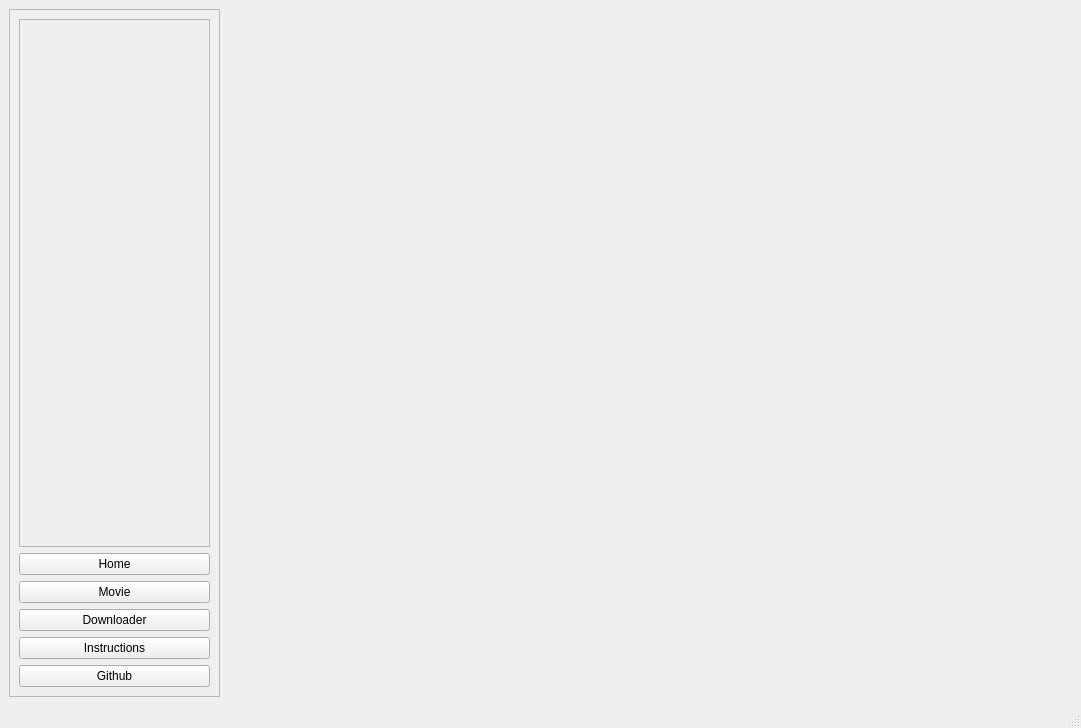
upekshaip/movie-downloader, file ux.ui: the form before one commit.
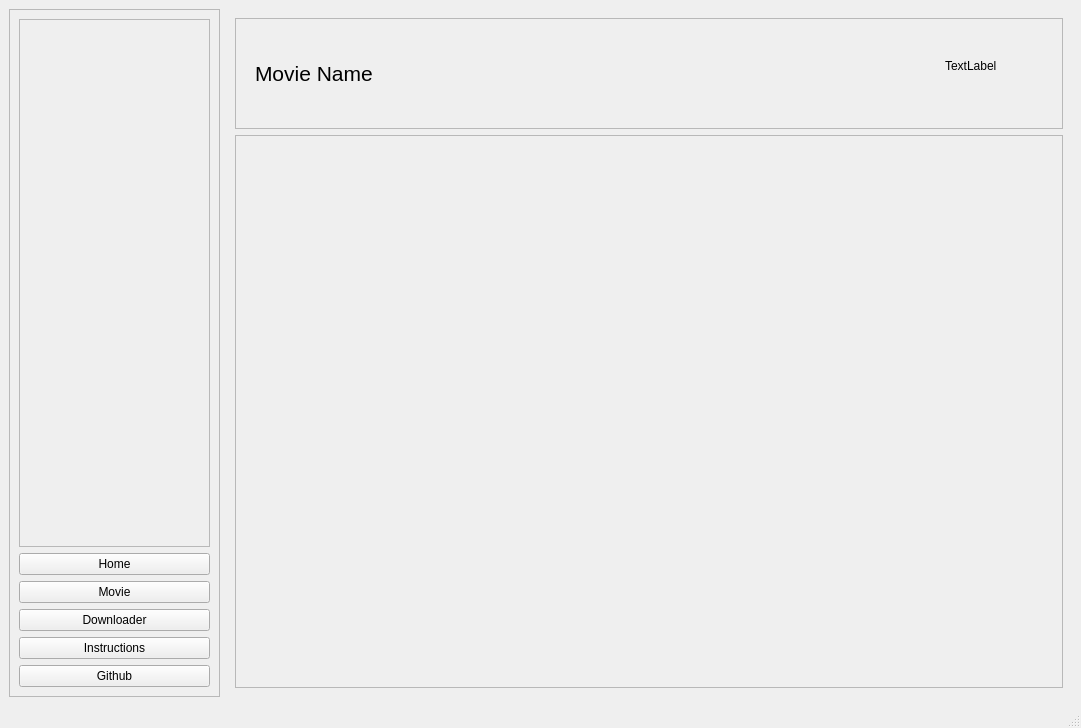
The form after the commit. The open tabs and pages were chosen to show the change.

Commit message: added the watch btn

Diff of the .ui file:
```diff
--- a/ux.ui
+++ b/ux.ui
@@ -268,7 +268,61 @@
         </item>
        </layout>
       </widget>
-      <widget class="QWidget" name="movie_pg"/>
+      <widget class="QWidget" name="movie_pg">
+       <layout class="QVBoxLayout" name="verticalLayout_5" stretch="1,5">
+        <item>
+         <widget class="QFrame" name="frame_8">
+          <property name="frameShape">
+           <enum>QFrame::StyledPanel</enum>
+          </property>
+          <property name="frameShadow">
+           <enum>QFrame::Raised</enum>
+          </property>
+          <widget class="QLabel" name="label">
+           <property name="geometry">
+            <rect>
+             <x>20</x>
+             <y>30</y>
+             <width>251</width>
+             <height>51</height>
+            </rect>
+           </property>
+           <property name="font">
+            <font>
+             <pointsize>16</pointsize>
+            </font>
+           </property>
+           <property name="text">
+            <string>Movie Name</string>
+           </property>
+          </widget>
+          <widget class="QLabel" name="label_2">
+           <property name="geometry">
+            <rect>
+             <x>710</x>
+             <y>40</y>
+             <width>55</width>
+             <height>16</height>
+            </rect>
+           </property>
+           <property name="text">
+            <string>TextLabel</string>
+           </property>
+          </widget>
+         </widget>
+        </item>
+        <item>
+         <widget class="QFrame" name="frame_9">
+          <property name="frameShape">
+           <enum>QFrame::StyledPanel</enum>
+          </property>
+          <property name="frameShadow">
+           <enum>QFrame::Raised</enum>
+          </property>
+         </widget>
+        </item>
+       </layout>
+      </widget>
       <widget class="QWidget" name="downloader_pg"/>
       <widget class="QWidget" name="instructions_pg"/>
      </widget>
```
Left out of the diff: 14 changed lines with no effect on the pictures. The commit also changes 2 other files.
